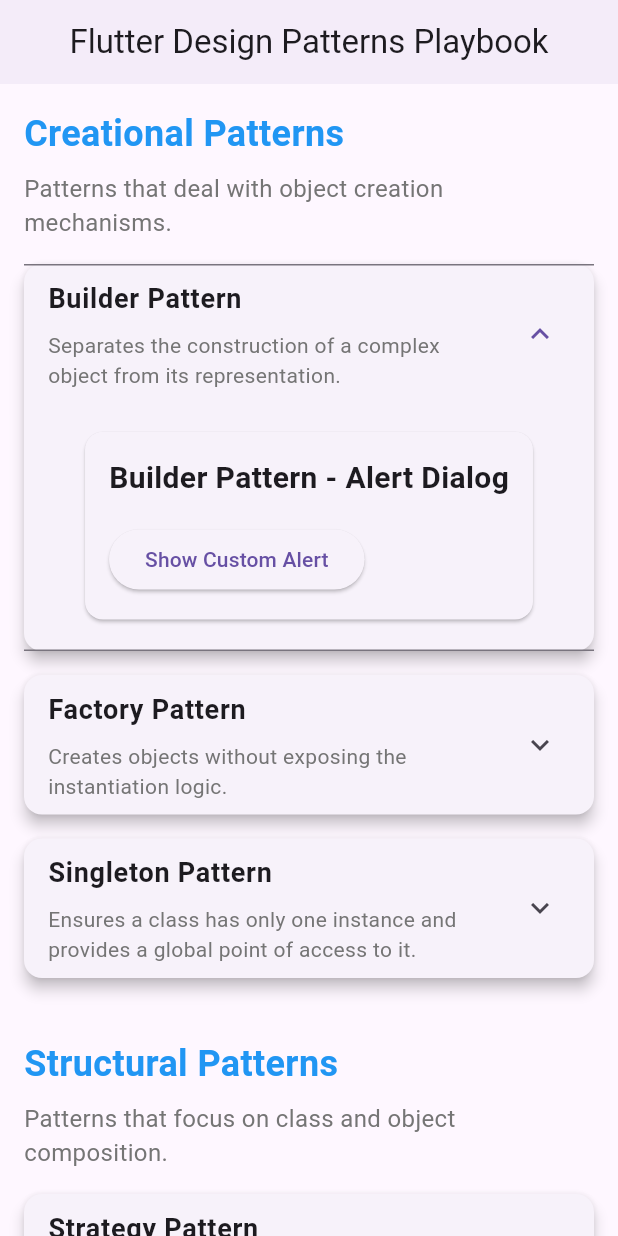
After one commit to vymn/design_patterns, a Flutter app: the screen it shows after launch, after a tap on "Builder Pattern", on a phone screen of 412 x 824 dp. The commit adds this screen. Run offline on Flutter 3.47's test engine with Material 3 defaults, Android fonts, the phone set to English and light mode, and no system bars.

Commit message:
extracted some ui builders into widgets

```diff
--- /dev/null
+++ b/lib/demo/presentation/widgets/category_builder.dart
@@ -0,0 +1,42 @@
+  import 'package:flutter/material.dart';
+
+
+  class PatternCategory extends StatelessWidget {
+    final String title;
+    final String description;
+    final List<Widget> patterns;
+
+    const PatternCategory({
+      super.key,
+      required this.title,
+      required this.description,
+      required this.patterns,
+    });
+
+    @override
+    Widget build(BuildContext context) {
+      return Column(
+        crossAxisAlignment: CrossAxisAlignment.start,
+        children: [
+          Text(
+            title,
+            style: const TextStyle(
+              fontSize: 24,
+              fontWeight: FontWeight.bold,
+              color: Colors.blue,
+            ),
+          ),
+          const SizedBox(height: 8),
+          Text(
+            description,
+            style: TextStyle(
+              fontSize: 16,
+              color: Colors.grey[600],
+            ),
+          ),
+          const SizedBox(height: 16),
+          ...patterns,
+        ],
+      );
+    }
+  }
--- /dev/null
+++ b/lib/demo/presentation/widgets/pattern_card.dart
@@ -0,0 +1,47 @@
+import 'package:flutter/material.dart';
+
+
+class PatternCard extends StatelessWidget {
+  const PatternCard({
+    super.key,
+    required this.title,
+    required this.description,
+    required this.demo,
+  });
+
+  final String title;
+  final String description;
+  final Widget demo;
+
+  @override
+  Widget build(BuildContext context) {
+    return Card(
+      margin: const EdgeInsets.only(bottom: 16),
+      elevation: 4,
+      child: ExpansionTile(
+        title: Text(
+          title,
+          style: const TextStyle(
+            fontSize: 18,
+            fontWeight: FontWeight.w600,
+          ),
+        ),
+        subtitle: Padding(
+          padding: const EdgeInsets.only(top: 8),
+          child: Text(
+            description,
+            style: TextStyle(
+              color: Colors.grey[600],
+            ),
+          ),
+        ),
+        children: [
+          Padding(
+            padding: const EdgeInsets.all(16),
+            child: demo,
+          ),
+        ],
+      ),
+    );
+  }
+}
--- a/lib/main.dart
+++ b/lib/main.dart
@@ -1,8 +1,10 @@
 import 'package:design_patterns/creational/builder/alert_builder.dart';
 import 'package:design_patterns/creational/factory/notification_widget.dart';
 import 'package:design_patterns/creational/singleton/singleton.dart';
-import 'package:design_patterns/memento/form_state.dart' as custom_form;
-import 'package:design_patterns/memento/form_state.dart';
+import 'package:design_patterns/behavioral/memento/form_state.dart' as custom_form;
+import 'package:design_patterns/behavioral/memento/form_state.dart';
+import 'package:design_patterns/demo/presentation/widgets/category_builder.dart';
+import 'package:design_patterns/demo/presentation/widgets/pattern_card.dart';
 import 'package:flutter/material.dart';
 import 'package:design_patterns/structural/strategy/strategy.dart';
 
@@ -52,107 +54,30 @@
       body: ListView(
         padding: const EdgeInsets.all(16.0),
         children: [
-          _buildPatternCategory(
-            'Creational Patterns',
-            'Patterns that deal with object creation mechanisms.',
-            [
-              _buildPatternCard(
-                'Builder Pattern',
-                'Separates the construction of a complex object from its representation.',
-                _buildBuilderPatternDemo(),
-              ),
-              _buildPatternCard(
-                'Factory Pattern',
-                'Creates objects without exposing the instantiation logic.',
-                _buildFactoryPatternDemo(),
-              ),
-              _buildPatternCard(
-                'Singleton Pattern',
-                'Ensures a class has only one instance and provides a global point of access to it.',
-                _buildSingletonPatternDemo(),
-              ),
+          PatternCategory(
+            title: 'Creational Patterns',
+            description: 'Patterns that deal with object creation mechanisms.',
+            patterns: [
+              PatternCard(title: 'Builder Pattern', description: 'Separates the construction of a complex object from its representation.', demo: _buildBuilderPatternDemo()),
+              PatternCard(title: 'Factory Pattern', description: 'Creates objects without exposing the instantiation logic.', demo: _buildFactoryPatternDemo()),
+              PatternCard(title: 'Singleton Pattern', description: 'Ensures a class has only one instance and provides a global point of access to it.', demo: _buildSingletonPatternDemo()),
             ],
           ),
           const SizedBox(height: 24),
-          _buildPatternCategory(
-            'Structural Patterns',
-            'Patterns that focus on class and object composition.',
-            [
-              _buildPatternCard(
-                'Strategy Pattern',
-                'Defines a family of algorithms and makes them interchangeable.',
-                _buildStrategyPatternDemo(),
-              ),
+          PatternCategory(
+            title: 'Structural Patterns',
+            description: 'Patterns that focus on class and object composition.',
+            patterns: [
+              PatternCard(title: 'Strategy Pattern', description: 'Defines a family of algorithms and makes them interchangeable.', demo: _buildStrategyPatternDemo()),
             ],
           ),
           const SizedBox(height: 24),
-          _buildPatternCategory(
-            'Behavioral Patterns',
-            'Patterns that identify common communication patterns between objects.',
-            [
-              _buildPatternCard(
-                'Memento Pattern',
-                'Captures and externalizes an object\'s internal state.',
-                _buildMementoPatternDemo(),
-              ),
+          PatternCategory(
+            title: 'Behavioral Patterns',
+            description: 'Patterns that identify common communication patterns between objects.',
+            patterns: [
+              PatternCard(title: 'Memento Pattern', description: 'Captures and externalizes an object\'s internal state.', demo: _buildMementoPatternDemo()),
             ],
-          ),
-        ],
-      ),
-    );
-  }
-
-  Widget _buildPatternCategory(String title, String description, List<Widget> patterns) {
-    return Column(
-      crossAxisAlignment: CrossAxisAlignment.start,
-      children: [
-        Text(
-          title,
-          style: const TextStyle(
-            fontSize: 24,
-            fontWeight: FontWeight.bold,
-            color: Colors.blue,
-          ),
-        ),
-        const SizedBox(height: 8),
-        Text(
-          description,
-          style: TextStyle(
-            fontSize: 16,
-            color: Colors.grey[600],
-          ),
-        ),
-        const SizedBox(height: 16),
-        ...patterns,
-      ],
-    );
-  }
-
-  Widget _buildPatternCard(String title, String description, Widget demo) {
-    return Card(
-      margin: const EdgeInsets.only(bottom: 16),
-      elevation: 4,
-      child: ExpansionTile(
-        title: Text(
-          title,
-          style: const TextStyle(
-            fontSize: 18,
-            fontWeight: FontWeight.w600,
-          ),
-        ),
-        subtitle: Padding(
-          padding: const EdgeInsets.only(top: 8),
-          child: Text(
-            description,
-            style: TextStyle(
-              color: Colors.grey[600],
-            ),
-          ),
-        ),
-        children: [
-          Padding(
-            padding: const EdgeInsets.all(16),
-            child: demo,
           ),
         ],
       ),
```
Also changed, not shown: lib/behavioral/memento/form_state.dart (renamed from lib/memento/form_state.dart).
